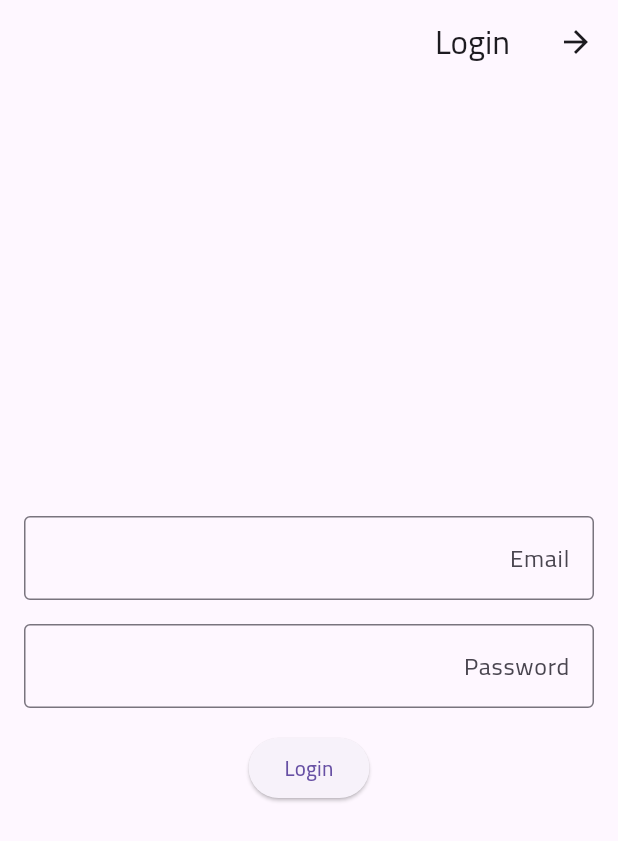
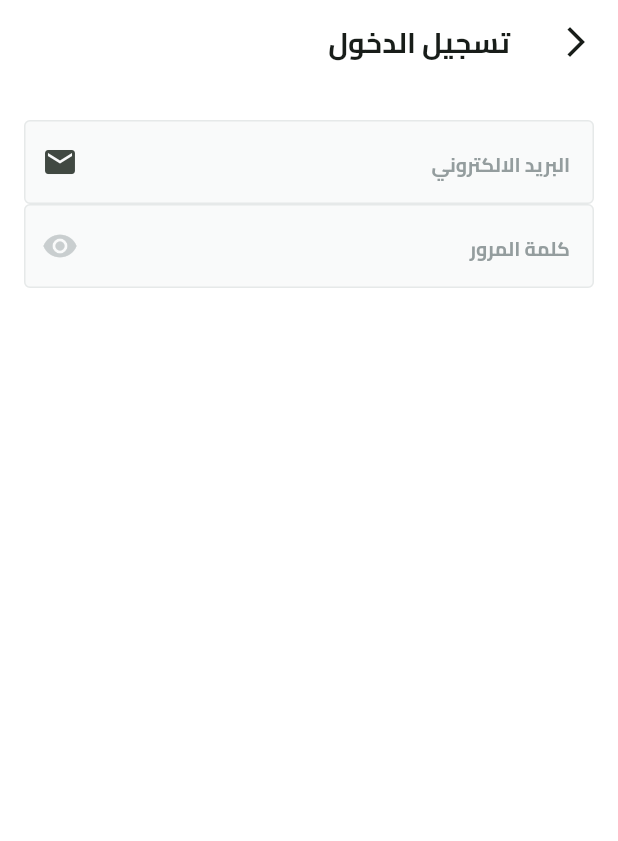
Before and after one commit to Sari618/Fruits-Hub, a Flutter app: the LoginView screen opened by its route, on a phone screen of 412 x 824 dp. Shown: the top 841 px of the screen. Run offline on Flutter 3.47's test engine with Material 3 defaults, Android fonts, the phone set to English and light mode, and no system bars; our stand-ins replace dots_indicator, flutter_svg, shared_preferences; accounts and stored records are empty.

Commit message:
refactor login view with custom app bar and text fields, and implement login view body

```diff
--- /dev/null
+++ b/lib/core/widgets/custom_app_bar.dart
@@ -0,0 +1,13 @@
+import 'package:flutter/material.dart';
+import 'package:fruits_hub/core/utlis/app_style_text.dart';
+
+AppBar buildAppBar(context ,{required String title}) {
+          return AppBar(
+            backgroundColor: Colors.white,
+            leading: GestureDetector(
+              onTap: () => Navigator.pop(context),
+              child: Icon(Icons.arrow_back_ios_new)),
+            title: Text(title, textAlign: TextAlign.center,style: TextStyles.bold19
+            ),
+          );
+        }
--- /dev/null
+++ b/lib/core/widgets/custom_text_filed.dart
@@ -0,0 +1,34 @@
+import 'package:flutter/material.dart';
+import 'package:fruits_hub/core/utlis/app_style_text.dart';
+
+class CustomTextFormField extends StatelessWidget {
+  const CustomTextFormField({super.key, required this.hintText, required this.textInputType,  this.suffixicon});
+  final String hintText;
+  final TextInputType textInputType;
+  final Widget? suffixicon;
+  @override
+  Widget build(BuildContext context) {
+    return TextFormField(
+      keyboardType: textInputType,
+      decoration: InputDecoration(
+        suffixIcon: suffixicon,
+        hintText: hintText,
+        hintStyle: TextStyles.bold13.copyWith(color: const Color(0xFF949D9E)),
+        filled: true,
+        fillColor: const Color(0xFFF9FAFA),
+        border: buildBorder(),
+        enabledBorder: buildBorder(),
+        focusedBorder: buildBorder(),
+      ),
+    );
+  }
+  OutlineInputBorder buildBorder() {
+    return OutlineInputBorder(
+      borderRadius: BorderRadius.circular(4),
+      borderSide: const BorderSide(
+        width: 1,
+        color: Color(0xFFE6E9E9),
+      ),
+    );
+  }
+}
--- a/lib/features/auth/presntaion/views/login_view.dart
+++ b/lib/features/auth/presntaion/views/login_view.dart
@@ -1,4 +1,7 @@
 import 'package:flutter/material.dart';
+import 'package:fruits_hub/core/widgets/custom_app_bar.dart';
+
+import 'package:fruits_hub/features/auth/presntaion/views/widgets/login_view_body.dart';
 
 class LoginView extends StatelessWidget {
   const LoginView({super.key});
@@ -7,38 +10,12 @@ class LoginView extends StatelessWidget {
   @override
   Widget build(BuildContext context) {
     return Scaffold(
-      appBar: AppBar(
-        title: Text('Login'),
+      appBar: buildAppBar(
+        context,
+        title:'تسجيل الدخول',
       ),
-      body: Padding(
-        padding: const EdgeInsets.all(16.0),
-        child: Column(
-          mainAxisAlignment: MainAxisAlignment.center,
-          children: <Widget>[
-            TextField(
-              decoration: InputDecoration(
-                labelText: 'Email',
-                border: OutlineInputBorder(),
-              ),
-            ),
-            SizedBox(height: 16.0),
-            TextField(
-              decoration: InputDecoration(
-                labelText: 'Password',
-                border: OutlineInputBorder(),
-              ),
-              obscureText: true,
-            ),
-            SizedBox(height: 16.0),
-            ElevatedButton(
-              onPressed: () {
-                // Handle login logic here
-              },
-              child: Text('Login'),
-            ),
-          ],
-        ),
-      ),
+      body: LoginViewBody(),
     );
   }
+
 }
--- /dev/null
+++ b/lib/features/auth/presntaion/views/widgets/login_view_body.dart
@@ -0,0 +1,29 @@
+import 'package:flutter/material.dart';
+import 'package:fruits_hub/constance.dart';
+import 'package:fruits_hub/core/widgets/custom_text_filed.dart';
+
+class LoginViewBody extends StatelessWidget {
+  const LoginViewBody({super.key});
+
+  @override
+  Widget build(BuildContext context) {
+    return Padding(
+      padding: const EdgeInsets.symmetric(horizontal: kHorizntalPadding),
+      child: SingleChildScrollView(
+        child: Column(children: [
+          SizedBox(height: 24),
+          CustomTextFormField(
+            hintText: 'البريد الالكتروني',
+            textInputType: TextInputType.emailAddress,
+            suffixicon: const Icon(Icons.email),
+          ),CustomTextFormField(
+            hintText: 'كلمة المرور',
+            textInputType: TextInputType.visiblePassword,
+            suffixicon: const Icon(Icons.remove_red_eye,
+            color: Color(0xffC9CECF),),
+          ),
+        ]),
+      ),
+    );
+  }
+}
--- a/lib/main.dart
+++ b/lib/main.dart
@@ -3,6 +3,7 @@
 
 import 'package:fruits_hub/core/helper_function/on_genrate_route.dart';
 import 'package:fruits_hub/core/services/shared_prefrende_senglton.dart';
+import 'package:fruits_hub/core/utlis/app_colors.dart';
 import 'package:fruits_hub/features/presntaion/views/splash_view/splash_view.dart';
 import 'package:fruits_hub/generated/l10n.dart';
 
@@ -19,7 +20,10 @@
   @override
   Widget build(BuildContext context) {
     return MaterialApp(
+
       theme: ThemeData(
+        scaffoldBackgroundColor: Colors.white,
+        colorScheme: ColorScheme.fromSeed(seedColor: AppColors.primaryColor),
       fontFamily: 'Cairo',),
       onGenerateRoute: onGenerateRoute,
       initialRoute: SplashView.routeName,
```
